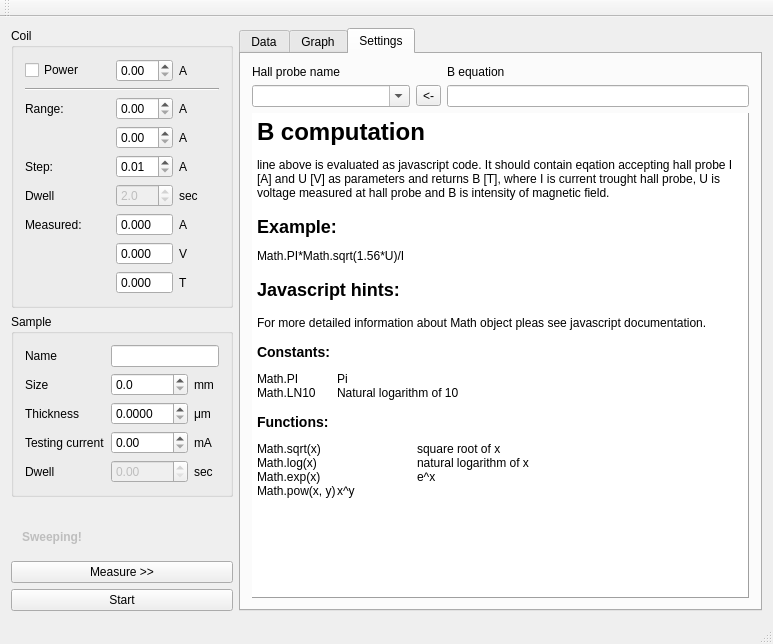
Before: the Qt Designer form src/mainwindow.ui in mBr001/hall, drawn with Qt 5.
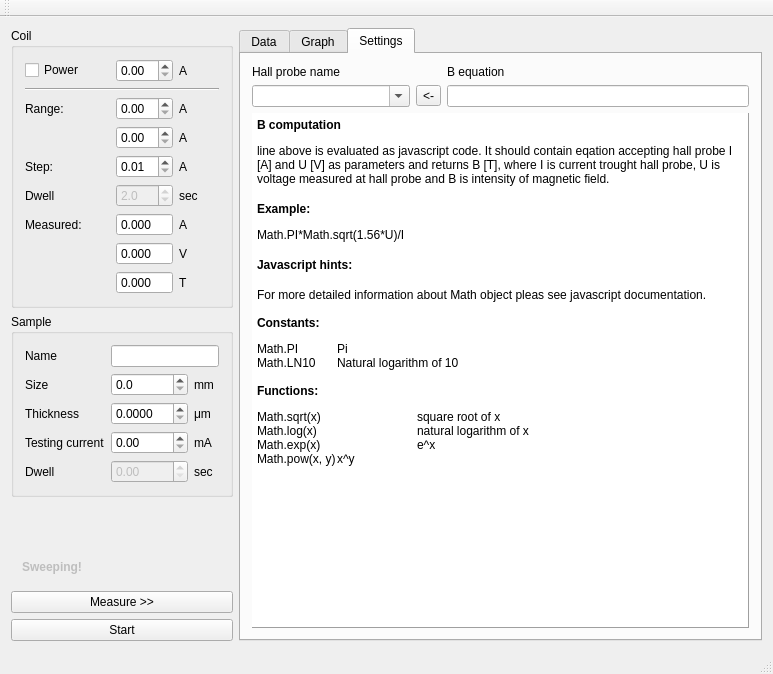
After: the same form once the commit is applied. The open tabs and pages were chosen to show the change. Custom widgets are drawn as their Qt base class.

Commit message: fix: set default active tab to data view

```diff
--- a/src/mainwindow.ui
+++ b/src/mainwindow.ui
@@ -7,7 +7,7 @@
     <x>0</x>
     <y>0</y>
     <width>773</width>
-    <height>644</height>
+    <height>674</height>
    </rect>
   </property>
   <property name="windowTitle">
@@ -516,17 +516,17 @@
              <string>&lt;!DOCTYPE HTML PUBLIC &quot;-//W3C//DTD HTML 4.0//EN&quot; &quot;http://www.w3.org/TR/REC-html40/strict.dtd&quot;&gt;
 &lt;html&gt;&lt;head&gt;&lt;meta name=&quot;qrichtext&quot; content=&quot;1&quot; /&gt;&lt;style type=&quot;text/css&quot;&gt;
 p, li { white-space: pre-wrap; }
-&lt;/style&gt;&lt;/head&gt;&lt;body style=&quot; font-family:'Sans Serif'; font-size:9pt; font-weight:400; font-style:normal;&quot;&gt;
-&lt;p style=&quot; margin-top:18px; margin-bottom:12px; margin-left:0px; margin-right:0px; -qt-block-indent:0; text-indent:0px;&quot;&gt;&lt;span style=&quot; font-size:xx-large; font-weight:600;&quot;&gt;B computation&lt;/span&gt;&lt;/p&gt;
-&lt;p style=&quot; margin-top:12px; margin-bottom:12px; margin-left:0px; margin-right:0px; -qt-block-indent:0; text-indent:0px;&quot;&gt;line above is evaluated as javascript code. It should contain eqation accepting hall probe &lt;span style=&quot; font-family:'Courier New,courier';&quot;&gt;I&lt;/span&gt; [A] and &lt;span style=&quot; font-family:'Courier New,courier';&quot;&gt;U&lt;/span&gt; [V] as parameters and returns &lt;span style=&quot; font-family:'Courier New,courier';&quot;&gt;B&lt;/span&gt; [T], where &lt;span style=&quot; font-family:'Courier New,courier';&quot;&gt;I&lt;/span&gt; is current trought hall probe, &lt;span style=&quot; font-family:'Courier New,courier';&quot;&gt;U&lt;/span&gt; is voltage measured at hall probe and &lt;span style=&quot; font-family:'Courier New,courier';&quot;&gt;B&lt;/span&gt; is intensity of magnetic field.&lt;/p&gt;
-&lt;p style=&quot; margin-top:16px; margin-bottom:12px; margin-left:0px; margin-right:0px; -qt-block-indent:0; text-indent:0px;&quot;&gt;&lt;span style=&quot; font-size:x-large; font-weight:600;&quot;&gt;Example:&lt;/span&gt;&lt;/p&gt;
-&lt;p style=&quot; margin-top:12px; margin-bottom:12px; margin-left:0px; margin-right:0px; -qt-block-indent:0; text-indent:0px;&quot;&gt;&lt;span style=&quot; font-family:'Courier New,courier';&quot;&gt;Math.PI*Math.sqrt(1.56*U)/I&lt;/span&gt;&lt;/p&gt;
-&lt;p style=&quot; margin-top:16px; margin-bottom:12px; margin-left:0px; margin-right:0px; -qt-block-indent:0; text-indent:0px;&quot;&gt;&lt;span style=&quot; font-size:x-large; font-weight:600;&quot;&gt;Javascript hints:&lt;/span&gt;&lt;/p&gt;
-&lt;p style=&quot; margin-top:16px; margin-bottom:12px; margin-left:0px; margin-right:0px; -qt-block-indent:0; text-indent:0px;&quot;&gt;For more detailed information about Math object pleas see javascript documentation.&lt;/p&gt;
-&lt;p style=&quot; margin-top:14px; margin-bottom:12px; margin-left:0px; margin-right:0px; -qt-block-indent:0; text-indent:0px;&quot;&gt;&lt;span style=&quot; font-size:large; font-weight:600;&quot;&gt;Constants:&lt;/span&gt;&lt;/p&gt;
-&lt;p style=&quot; margin-top:12px; margin-bottom:12px; margin-left:0px; margin-right:0px; -qt-block-indent:0; text-indent:0px;&quot;&gt;Math.PI	Pi&lt;br /&gt;Math.LN10	Natural logarithm of 10&lt;/p&gt;
-&lt;p style=&quot; margin-top:14px; margin-bottom:12px; margin-left:0px; margin-right:0px; -qt-block-indent:0; text-indent:0px;&quot;&gt;&lt;span style=&quot; font-size:large; font-weight:600;&quot;&gt;Functions:&lt;/span&gt;&lt;/p&gt;
-&lt;p style=&quot; margin-top:12px; margin-bottom:12px; margin-left:0px; margin-right:0px; -qt-block-indent:0; text-indent:0px;&quot;&gt;Math.sqrt(x)		square root of x&lt;br /&gt;Math.log(x)		natural logarithm of x&lt;br /&gt;Math.exp(x)		e^x&lt;br /&gt;Math.pow(x, y)	x^y&lt;/p&gt;&lt;/body&gt;&lt;/html&gt;</string>
+&lt;/style&gt;&lt;/head&gt;&lt;body style=&quot; font-family:'Ubuntu'; font-size:11pt; font-weight:400; font-style:normal;&quot;&gt;
+&lt;p style=&quot; margin-top:18px; margin-bottom:12px; margin-left:0px; margin-right:0px; -qt-block-indent:0; text-indent:0px;&quot;&gt;&lt;span style=&quot; font-family:'Sans Serif'; font-size:9pt; font-weight:600;&quot;&gt;B computation&lt;/span&gt;&lt;/p&gt;
+&lt;p style=&quot; margin-top:12px; margin-bottom:12px; margin-left:0px; margin-right:0px; -qt-block-indent:0; text-indent:0px;&quot;&gt;&lt;span style=&quot; font-family:'Sans Serif'; font-size:9pt;&quot;&gt;line above is evaluated as javascript code. It should contain eqation accepting hall probe &lt;/span&gt;&lt;span style=&quot; font-family:'Courier New,courier'; font-size:9pt;&quot;&gt;I&lt;/span&gt;&lt;span style=&quot; font-family:'Sans Serif'; font-size:9pt;&quot;&gt; [A] and &lt;/span&gt;&lt;span style=&quot; font-family:'Courier New,courier'; font-size:9pt;&quot;&gt;U&lt;/span&gt;&lt;span style=&quot; font-family:'Sans Serif'; font-size:9pt;&quot;&gt; [V] as parameters and returns &lt;/span&gt;&lt;span style=&quot; font-family:'Courier New,courier'; font-size:9pt;&quot;&gt;B&lt;/span&gt;&lt;span style=&quot; font-family:'Sans Serif'; font-size:9pt;&quot;&gt; [T], where &lt;/span&gt;&lt;span style=&quot; font-family:'Courier New,courier'; font-size:9pt;&quot;&gt;I&lt;/span&gt;&lt;span style=&quot; font-family:'Sans Serif'; font-size:9pt;&quot;&gt; is current trought hall probe, &lt;/span&gt;&lt;span style=&quot; font-family:'Courier New,courier'; font-size:9pt;&quot;&gt;U&lt;/span&gt;&lt;span style=&quot; font-family:'Sans Serif'; font-size:9pt;&quot;&gt; is voltage measured at hall probe and &lt;/span&gt;&lt;span style=&quot; font-family:'Courier New,courier'; font-size:9pt;&quot;&gt;B&lt;/span&gt;&lt;span style=&quot; font-family:'Sans Serif'; font-size:9pt;&quot;&gt; is intensity of magnetic field.&lt;/span&gt;&lt;/p&gt;
+&lt;p style=&quot; margin-top:16px; margin-bottom:12px; margin-left:0px; margin-right:0px; -qt-block-indent:0; text-indent:0px;&quot;&gt;&lt;span style=&quot; font-family:'Sans Serif'; font-size:9pt; font-weight:600;&quot;&gt;Example:&lt;/span&gt;&lt;/p&gt;
+&lt;p style=&quot; margin-top:12px; margin-bottom:12px; margin-left:0px; margin-right:0px; -qt-block-indent:0; text-indent:0px;&quot;&gt;&lt;span style=&quot; font-family:'Courier New,courier'; font-size:9pt;&quot;&gt;Math.PI*Math.sqrt(1.56*U)/I&lt;/span&gt;&lt;/p&gt;
+&lt;p style=&quot; margin-top:16px; margin-bottom:12px; margin-left:0px; margin-right:0px; -qt-block-indent:0; text-indent:0px;&quot;&gt;&lt;span style=&quot; font-family:'Sans Serif'; font-size:9pt; font-weight:600;&quot;&gt;Javascript hints:&lt;/span&gt;&lt;/p&gt;
+&lt;p style=&quot; margin-top:16px; margin-bottom:12px; margin-left:0px; margin-right:0px; -qt-block-indent:0; text-indent:0px;&quot;&gt;&lt;span style=&quot; font-family:'Sans Serif'; font-size:9pt;&quot;&gt;For more detailed information about Math object pleas see javascript documentation.&lt;/span&gt;&lt;/p&gt;
+&lt;p style=&quot; margin-top:14px; margin-bottom:12px; margin-left:0px; margin-right:0px; -qt-block-indent:0; text-indent:0px;&quot;&gt;&lt;span style=&quot; font-family:'Sans Serif'; font-size:9pt; font-weight:600;&quot;&gt;Constants:&lt;/span&gt;&lt;/p&gt;
+&lt;p style=&quot; margin-top:12px; margin-bottom:12px; margin-left:0px; margin-right:0px; -qt-block-indent:0; text-indent:0px;&quot;&gt;&lt;span style=&quot; font-family:'Sans Serif'; font-size:9pt;&quot;&gt;Math.PI	Pi&lt;br /&gt;Math.LN10	Natural logarithm of 10&lt;/span&gt;&lt;/p&gt;
+&lt;p style=&quot; margin-top:14px; margin-bottom:12px; margin-left:0px; margin-right:0px; -qt-block-indent:0; text-indent:0px;&quot;&gt;&lt;span style=&quot; font-family:'Sans Serif'; font-size:9pt; font-weight:600;&quot;&gt;Functions:&lt;/span&gt;&lt;/p&gt;
+&lt;p style=&quot; margin-top:12px; margin-bottom:12px; margin-left:0px; margin-right:0px; -qt-block-indent:0; text-indent:0px;&quot;&gt;&lt;span style=&quot; font-family:'Sans Serif'; font-size:9pt;&quot;&gt;Math.sqrt(x)		square root of x&lt;br /&gt;Math.log(x)		natural logarithm of x&lt;br /&gt;Math.exp(x)		e^x&lt;br /&gt;Math.pow(x, y)	x^y&lt;/span&gt;&lt;/p&gt;&lt;/body&gt;&lt;/html&gt;</string>
             </property>
             <property name="textInteractionFlags">
              <set>Qt::TextSelectableByKeyboard|Qt::TextSelectableByMouse</set>
```
Left out of the diff: 2 changed lines with no effect on the pictures.
